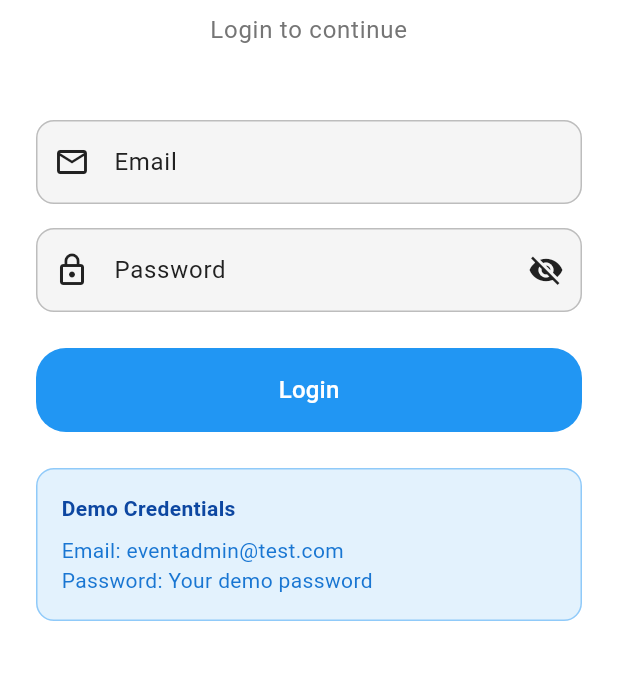
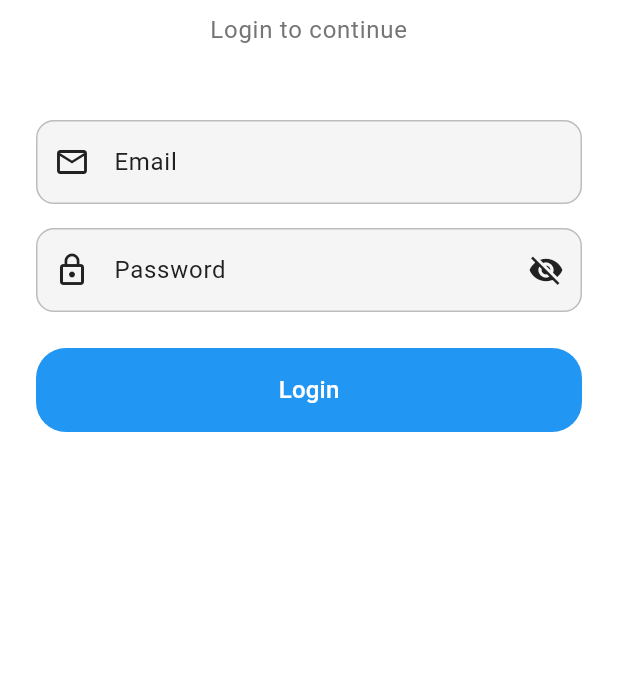
Before and after one commit to Motasim-Fuad/MyFlutterCodeStructure, a Flutter app: the screen it shows after launch, after a tap on "Login", on a phone screen of 412 x 824 dp, the part 324-1004 px from its top. Run offline on Flutter 3.47's test engine with Material 3 defaults, Android fonts, the phone set to English and light mode, and no system bars; our stand-ins replace cached_network_image, dartz, dio, flutter_secure_storage, get, image_picker and 2 more; accounts and stored records are empty; network calls fail.

Commit message:
update auth interceptor

```diff
--- a/lib/core/network/api_client.dart
+++ b/lib/core/network/api_client.dart
@@ -33,28 +33,28 @@ class ApiClient {
 
 
     // ✅ ADD THIS for better error handling
-    _dio.interceptors.add(
-      InterceptorsWrapper(
-        onResponse: (response, handler) {
-          // Handle global success responses
-          return handler.next(response);
-        },
-        onError: (error, handler) async {
-          // Handle 401 Unauthorized - Auto refresh token
-          if (error.response?.statusCode == 401) {
-            // Try to refresh token
-            final newToken = await StorageKeys.refreshToken;
-            if (newToken != null) {
-              // Retry request with new token
-              error.requestOptions.headers['Authorization'] =
-              'Bearer $newToken';
-              return handler.resolve(await _dio.fetch(error.requestOptions));
-            }
-          }
-          return handler.next(error);
-        },
-      ),
-    );
+    // _dio.interceptors.add(
+    //   InterceptorsWrapper(
+    //     onResponse: (response, handler) {
+    //       // Handle global success responses
+    //       return handler.next(response);
+    //     },
+    //     onError: (error, handler) async {
+    //       // Handle 401 Unauthorized - Auto refresh token
+    //       if (error.response?.statusCode == 401) {
+    //         // Try to refresh token
+    //         final newToken = await StorageKeys.refreshToken;
+    //         if (newToken != null) {
+    //           // Retry request with new token
+    //           error.requestOptions.headers['Authorization'] =
+    //           'Bearer $newToken';
+    //           return handler.resolve(await _dio.fetch(error.requestOptions));
+    //         }
+    //       }
+    //       return handler.next(error);
+    //     },
+    //   ),
+    // );
   }
 
   // GET REQUEST
--- a/lib/core/network/interceptors/auth_interceptor.dart
+++ b/lib/core/network/interceptors/auth_interceptor.dart
@@ -1,4 +1,3 @@
-
 import 'package:dio/dio.dart';
 import 'package:shop_passport/core/constants/storage_keys.dart';
 import 'package:shop_passport/core/services/secure_storage_service.dart';
@@ -12,9 +11,18 @@ class AuthInterceptor extends Interceptor {
   void onRequest(
       RequestOptions options,
       RequestInterceptorHandler handler,
-      ) async {  // Make async
+      ) async {
     try {
-      //Await the token
+      // ✅ LOGIN & REGISTER endpoint skip koro - token lagbe na
+      final isAuthEndpoint = options.path.contains('/auth/login') ||
+          options.path.contains('/auth/register') ||
+          options.path.contains('/auth/refresh');
+
+      if (isAuthEndpoint) {
+        return handler.next(options); // Token add koro na
+      }
+
+      // Baki shob endpoint e token add koro
       final token = await storage.read(StorageKeys.accessToken);
 
       if (token != null && token.isNotEmpty) {
--- a/lib/features/auth/presentation/pages/login_page.dart
+++ b/lib/features/auth/presentation/pages/login_page.dart
@@ -98,36 +98,7 @@ class LoginPage extends GetView<AuthController> {
 
               const SizedBox(height: 24),
 
-              //  DEMO CREDENTIALS INFO =====
-              Container(
-                padding: const EdgeInsets.all(16),
-                decoration: BoxDecoration(
-                  color: Colors.blue[50],
-                  borderRadius: BorderRadius.circular(12),
-                  border: Border.all(color: Colors.blue[200]!),
-                ),
-                child: Column(
-                  crossAxisAlignment: CrossAxisAlignment.start,
-                  children: [
-                    Text(
-                      'Demo Credentials',
-                      style: TextStyle(
-                        fontWeight: FontWeight.bold,
-                        color: Colors.blue[900],
-                      ),
-                    ),
-                    const SizedBox(height: 8),
-                    Text(
-                      'Email: eventadmin@test.com',
-                      style: TextStyle(color: Colors.blue[700]),
-                    ),
-                    Text(
-                      'Password: Your demo password',
-                      style: TextStyle(color: Colors.blue[700]),
-                    ),
-                  ],
-                ),
-              ),
+
             ],
           ),
         ),
```
Also changed, not shown: lib/core/network/interceptors/logging_interceptor.dart (deleted).
